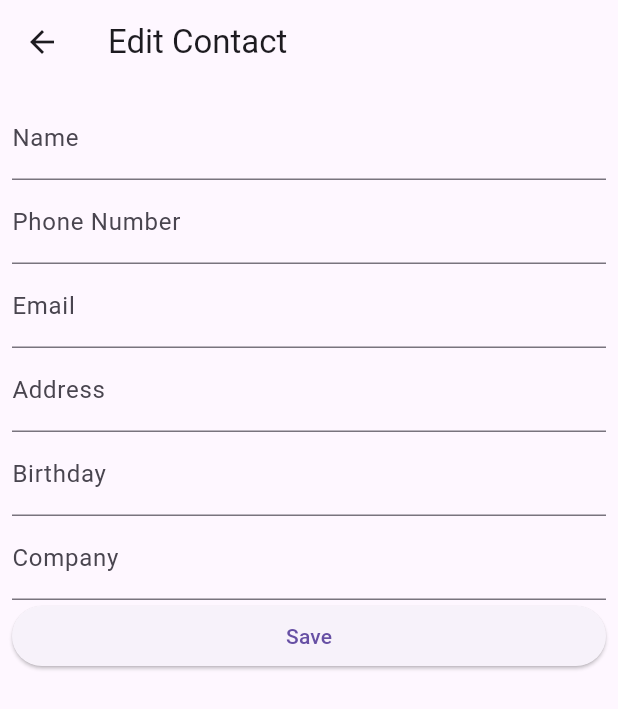
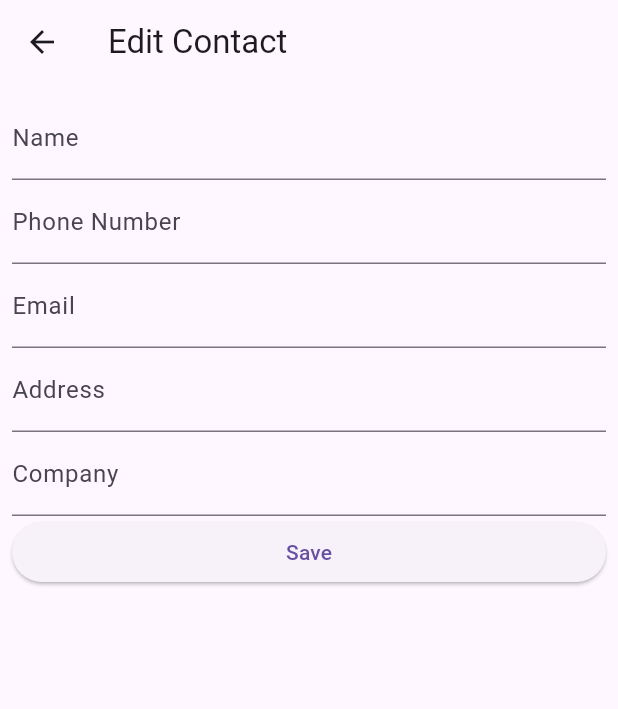
Before and after one commit to iker-gonzalez/ft-hangouts, a Flutter app: the ContactEditPage screen opened directly, on a phone screen of 412 x 824 dp. Shown: the top 709 px of the screen. Run offline on Flutter 3.47's test engine with Material 3 defaults, Android fonts, the phone set to English and light mode, and no system bars.

Commit message:
Fix contact list page test

```diff
--- a/lib/models/contact.dart
+++ b/lib/models/contact.dart
@@ -3,7 +3,6 @@ class Contact {
   String phoneNumber;
   String email;
   String address;
-  DateTime birthday;
   String company;
 
   Contact({
@@ -11,7 +10,6 @@ class Contact {
     required this.phoneNumber,
     required this.email,
     required this.address,
-    required this.birthday,
     required this.company,
   });
 }
--- a/lib/screens/contact_edit_page.dart
+++ b/lib/screens/contact_edit_page.dart
@@ -17,7 +17,6 @@ class _ContactEditPageState extends State<ContactEditPage> {
   late TextEditingController _phoneNumberController;
   late TextEditingController _emailController;
   late TextEditingController _addressController;
-  late TextEditingController _birthdayController;
   late TextEditingController _companyController;
 
   @override
@@ -28,7 +27,6 @@ class _ContactEditPageState extends State<ContactEditPage> {
         TextEditingController(text: widget.contact?.phoneNumber);
     _emailController = TextEditingController(text: widget.contact?.email);
     _addressController = TextEditingController(text: widget.contact?.address);
-    _birthdayController = TextEditingController(text: widget.contact?.birthday.toIso8601String());
     _companyController = TextEditingController(text: widget.contact?.company);
   }
 
@@ -59,10 +57,6 @@ class _ContactEditPageState extends State<ContactEditPage> {
               decoration: InputDecoration(labelText: 'Address'),
             ),
             TextField(
-              controller: _birthdayController,
-              decoration: InputDecoration(labelText: 'Birthday'),
-            ),
-            TextField(
               controller: _companyController,
               decoration: InputDecoration(labelText: 'Company'),
             ),
@@ -76,7 +70,6 @@ class _ContactEditPageState extends State<ContactEditPage> {
                   phoneNumber: _phoneNumberController.text,
                   email: _emailController.text,
                   address: _addressController.text,
-                  birthday: DateTime.parse(_birthdayController.text),
                   company: _companyController.text,
                 );
                 if (widget.contact != null) {
--- a/lib/screens/contact_list_page.dart
+++ b/lib/screens/contact_list_page.dart
@@ -24,7 +24,6 @@ class ContactListPage extends StatelessWidget {
                     Text('Phone: ${contact.phoneNumber}'),
                     Text('Email: ${contact.email}'),
                     Text('Address: ${contact.address}'),
-                    Text('Birthday: ${contact.birthday.toIso8601String()}'),
                     Text('Company: ${contact.company}'),
                   ],
                 ),
```
Also changed, not shown: 2 other files.
